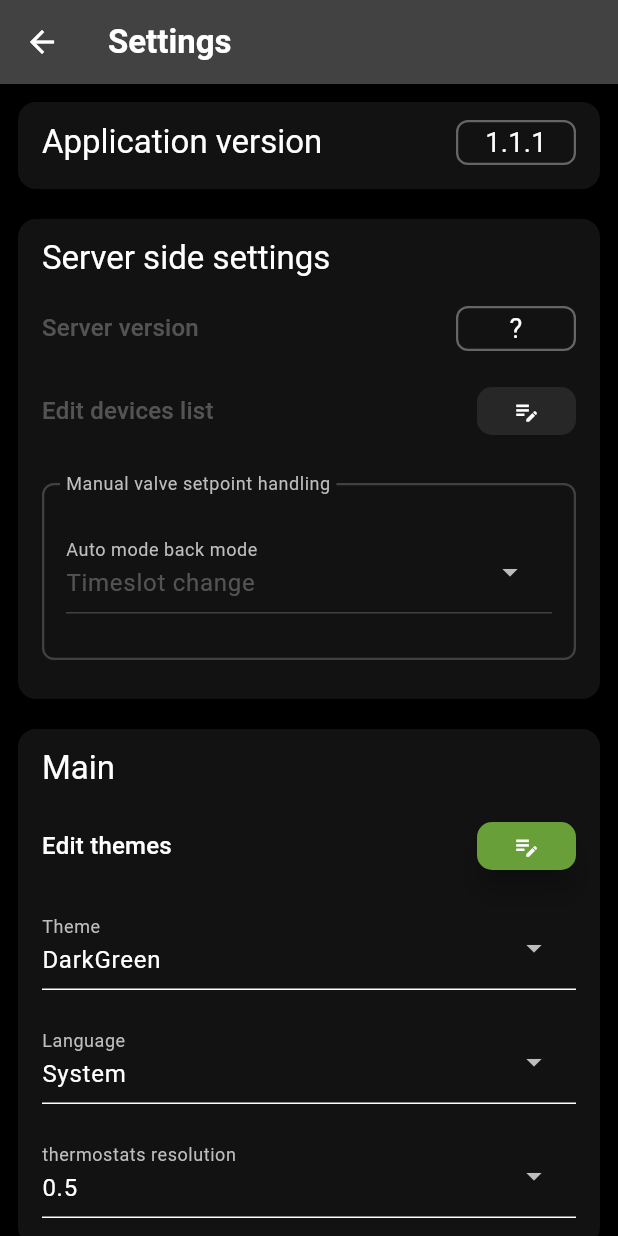
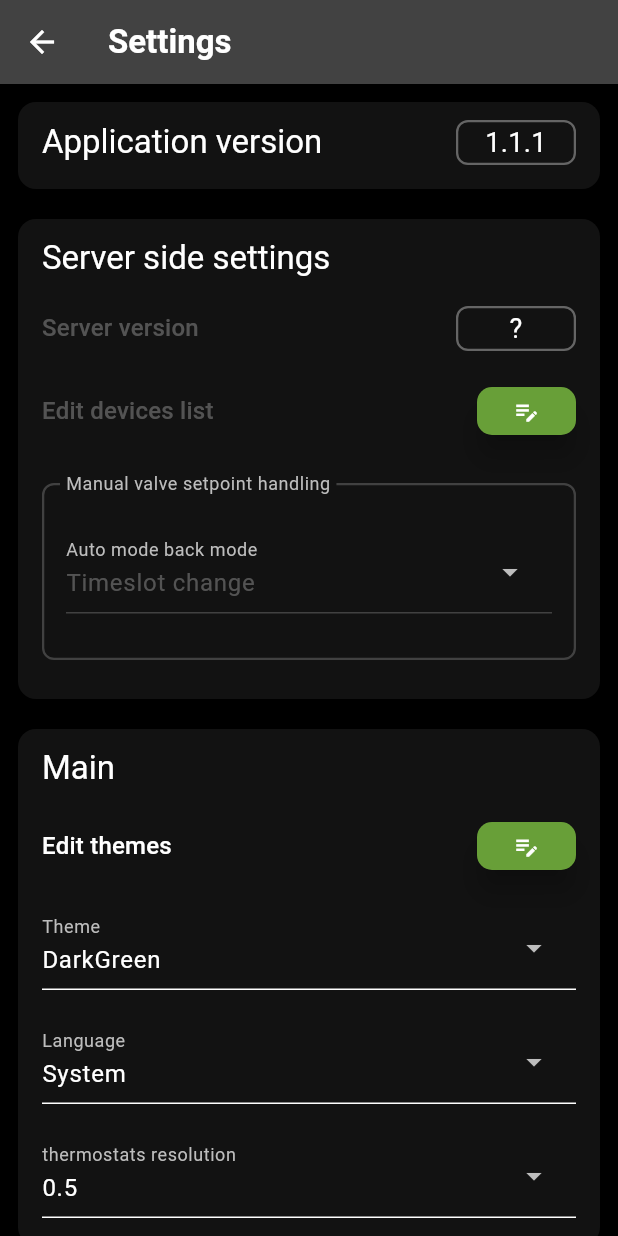
Before and after one commit to celariss/flutter_heating_control_app, a Flutter app: the SettingsPage screen opened directly, on a phone screen of 412 x 824 dp. Run offline on Flutter 3.47's test engine with Material 3 defaults, Android fonts, the phone set to English and light mode, and no system bars; our stand-ins replace flutter_colorpicker, flutter_secure_storage, package_info_plus, shared_preferences, sleek_circular_slider, yaml; missing offline and left inert: event, mqtt_client, navbar_router; accounts and stored records are empty.

Commit message:
added selection frame in DecimalPicker + various improvements

```diff
--- a/lib/common/common.dart
+++ b/lib/common/common.dart
@@ -285,8 +285,8 @@ class Common {
     );
   }
 
-  static Widget createCircleIcon({required Icon icon, required double size, required Color backColor}) {
-    return Container(
+  static Widget createCircleIcon({required Icon icon, required double size, required Color backColor, String? tooltip}) {
+    final Widget widget = Container(
       width: size,
       height: size,
       decoration: BoxDecoration(
@@ -295,15 +295,24 @@ class Common {
       ),
       child: icon,
     );
+
+    if (tooltip == null || tooltip.isEmpty) return widget;
+    return Tooltip(message: tooltip, child: widget);
   }
 
   /// Floating buttons appears over the app bar to trigger an global action
   static Widget createFloatingButton(
-      {required Widget icon, double size = 0, Color? backColor, required void Function() onPressed}) {
+      {required Widget icon,
+      double size = 0,
+      Color? backColor,
+      required void Function() onPressed,
+      String? tooltip,}
+  ) {
     Widget button = FloatingActionButton(
       backgroundColor: backColor ?? AppTheme().focusColor,
       elevation: AppTheme().defaultElevation,
       onPressed: onPressed,
+      tooltip: tooltip,
       child: icon,
     );
 
@@ -315,8 +324,12 @@ class Common {
     return Container(width: size, height: size, padding: const EdgeInsets.all(5), child: button);
   }
 
-  static Widget createTextButton(String text, {required void Function()? onPressed}) {
-    return ElevatedButton(
+  static Widget createTextButton(
+    String text,
+   {required void Function()? onPressed,
+    String? tooltip,}
+  ){
+    final button = ElevatedButton(
       style: ButtonStyle(
           backgroundColor: WidgetStateProperty.all(AppTheme().focusColor),
           shape: WidgetStateProperty.all<RoundedRectangleBorder>(
@@ -332,22 +345,45 @@ class Common {
         ),
       ),
     );
+
+    if (tooltip == null || tooltip.isEmpty) return button;
+    return Tooltip(message: tooltip, child: button);
   }
 
-  static ElevatedButton createCircleIconButton(IconData iconData,
-      {required void Function() onPressed, Color? iconColor, Color? backColor, double? iconSize, OutlinedBorder? shape, bool? enabled}) {
-    return ElevatedButton(
-      onPressed: (enabled??true) ? onPressed : null,
-      style: ElevatedButton.styleFrom(
-        shape: shape ?? const CircleBorder(),
-        elevation: AppTheme().defaultElevation,
+  static Widget createIconButton(
+    IconData iconData,
+   {required void Function() onPressed,
+    Color? iconColor,
+    Color? backColor,
+    double? iconSize,
+    OutlinedBorder shape = const CircleBorder(),
+    bool? enabled,
+    String? tooltip,}
+  ) {
+    final Color buttonBackgroundColor = backColor ?? AppTheme().focusColor;
+    final Color overlayColor = buttonBackgroundColor.computeLuminance() > 0.5 ? Colors.black : Colors.white;
+
+    final button = ElevatedButton(
+      onPressed: (enabled ?? true) ? onPressed : null,
+      style: ButtonStyle(
+        shape: WidgetStatePropertyAll(shape),
+        elevation: WidgetStatePropertyAll(AppTheme().defaultElevation),
         visualDensity: VisualDensity.compact,
-        backgroundColor: backColor ?? AppTheme().focusColor,
+        backgroundColor: WidgetStatePropertyAll(buttonBackgroundColor),
+        overlayColor: WidgetStateProperty.resolveWith((states) {
+          if (states.contains(WidgetState.pressed)) return overlayColor.withValues(alpha: 0.2);
+          if (states.contains(WidgetState.hovered) || states.contains(WidgetState.focused)) {
+            return overlayColor.withValues(alpha: 0.12);
+          }
+          return null;
+        }),
       ),
       child: Icon(iconData, color: iconColor ?? AppTheme().buttonTextColor),
     );
+
+    if (tooltip == null || tooltip.isEmpty) return button;
+    return Tooltip(message: tooltip, child: button);
   }
-
   /// Builds and returns a [PopupMenuButton] that contains all items given in [menuItems].
   static Widget createPopupMenu(List<MyMenuItem> menuItems,
       {required void Function(dynamic) onSelected, void Function()? onOpened, Color? iconColor}) {
--- a/lib/utils/settings_widget_helper.dart
+++ b/lib/utils/settings_widget_helper.dart
@@ -107,17 +107,18 @@ class SettingsWidgetHelper {
     );
   }
 
-  static Widget createBtnField(String text, IconData icon, VoidCallback onPressed, {bool enabled=true}) {
+  static Widget createBtnField(String text, IconData icon, VoidCallback onPressed, {bool enabled=true, String ?tooltip}) {
     /// Creates a button field with the given text, icon, and onPressed callback.
     return SettingsWidgetHelper.createTextField(
       text,
       enabled: enabled,
-      suffixWidget: Common.createCircleIconButton(
+      suffixWidget: Common.createIconButton(
         icon,
         iconSize: 50,
         enabled: enabled,
         shape: RoundedRectangleBorder(borderRadius: BorderRadius.circular(10.0)),
         onPressed: onPressed,
+        tooltip: tooltip,
       ),
     );
   }
--- a/lib/widgets/homepage/deviceseditorpage.dart
+++ b/lib/widgets/homepage/deviceseditorpage.dart
@@ -226,7 +226,7 @@ class _DevicesEditorPageState extends State<DevicesEditorPage> {
           if (showDeleteBtn==true) {
             columnChildren += [
               const SizedBox(height: 20,),
-              Common.createCircleIconButton(Icons.delete, backColor:AppTheme().errorColor, onPressed: () async {
+              Common.createIconButton(Icons.delete, backColor:AppTheme().errorColor, onPressed: () async {
                 bool result =
                 await Common.showWarningDialog(context, wcLocalizations().removeConfirmation("eqpt", deviceName));
                 if (result) {
--- a/lib/widgets/homepage/homepage.dart
+++ b/lib/widgets/homepage/homepage.dart
@@ -141,7 +141,7 @@ class _HomePage extends State<HomePage> {
     Provider.of<ThemeNotifier>(context, listen: true);
     return Scaffold(
       appBar: Common.createAppBar(wcLocalizations().homePageTitle, actions:[
-        Common.createCircleIconButton(
+        Common.createIconButton(
             Icons.settings,
             //iconSize: 50,
             iconColor: AppTheme().normalTextColor,
--- a/lib/widgets/homepage/themeseditorpage.dart
+++ b/lib/widgets/homepage/themeseditorpage.dart
@@ -165,7 +165,7 @@ class _ThemesEditorPageState extends State<ThemesEditorPage> {
                     ),
                   ),
                   const SizedBox(width: 8),
-                  Common.createCircleIconButton(Icons.add, onPressed: _createTheme),
+                  Common.createIconButton(Icons.add, onPressed: _createTheme),
                 ],
               ),
             ),
@@ -192,7 +192,7 @@ class _ThemesEditorPageState extends State<ThemesEditorPage> {
                       ),
                   ),
                   const SizedBox(width: 8),
-                  Common.createCircleIconButton(
+                  Common.createIconButton(
                     Icons.delete_outline,
                     onPressed: () => {
                       if (selectedTheme != null && _themes.length > 1) {
--- a/lib/widgets/homepage/thermostat.dart
+++ b/lib/widgets/homepage/thermostat.dart
@@ -38,7 +38,7 @@ class Thermostat {
         line.add(const Spacer());
         if (showResetButton) {
           line.add(Column(mainAxisAlignment: MainAxisAlignment.end, children: [
-            Common.createCircleIconButton(Icons.replay, iconSize: 10, onPressed: () {
+            Common.createIconButton(Icons.replay, iconSize: 10, onPressed: () {
               onSetpoint(device.name, activeSetpoint);
             }),
           ]));
--- a/lib/widgets/temperatureset/temperature_picker.dart
+++ b/lib/widgets/temperatureset/temperature_picker.dart
@@ -70,7 +70,7 @@ class _TemperaturePickerDialogState extends State<_TemperaturePickerDialog> {
       contentPadding: const EdgeInsets.fromLTRB(16, 20, 16, 8),
       content: SizedBox(
         height: 180,
-        child: DecimalPicker.createDecimalPicker(widget.temperature, theme.normalTextColor, theme.focusColor, widget.min, widget.max, onValueChanged),
+        child: DecimalPicker.createDecimalPicker(widget.temperature, theme.normalTextColor, theme.focusColor, widget.min, widget.max, onValueChanged, unit:'°'),
       ),
       actionsPadding: const EdgeInsets.fromLTRB(8, 20, 8, 8),
       actions: [
```
Also changed, not shown: lib/utils/decimal_picker.dart (+24 -7 lines).
